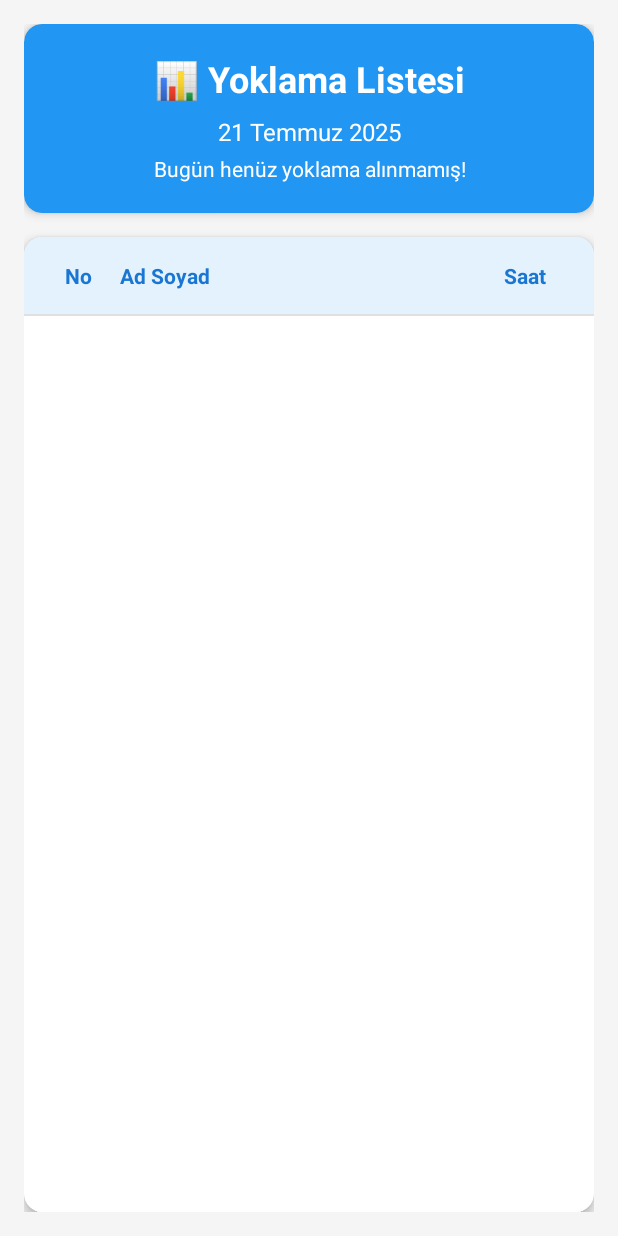
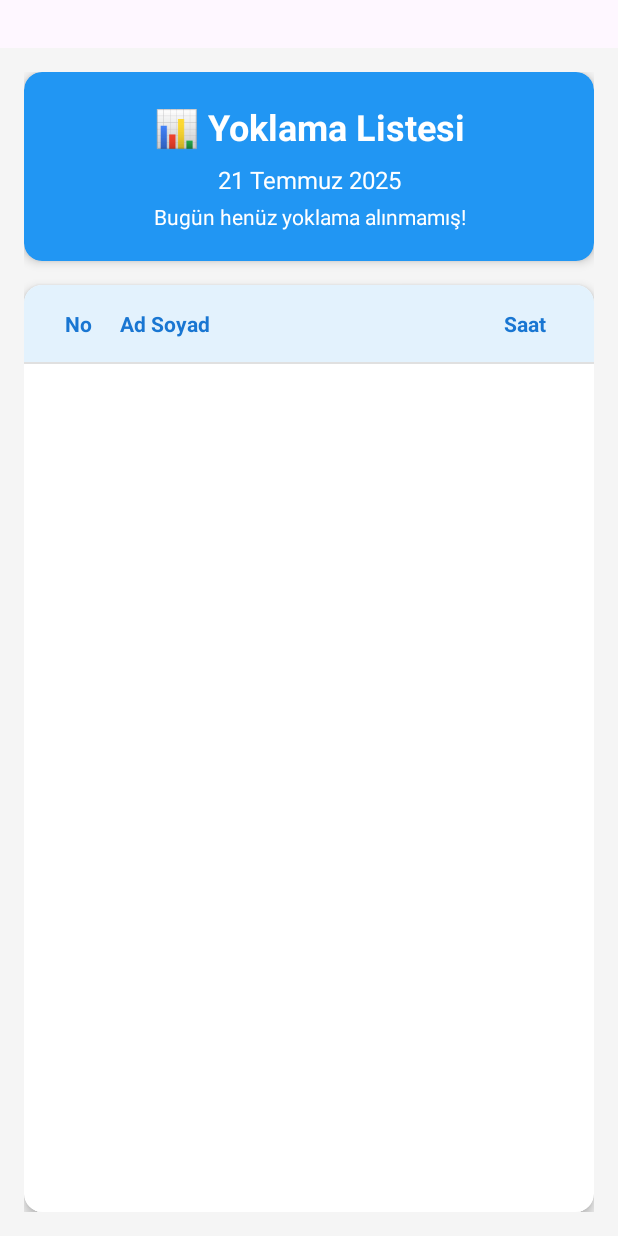
Before and after one commit to ariftuncerr/e-participant, an Android app: the YoklamaListActivity screen opened directly, with no data from a screen before it, on a phone screen of 412 x 824 dp. Run offline under Robolectric (Android 15) with nearby library versions, the light colour scheme and no system bars.

Commit message:
Screenshots added

```diff
--- a/app/src/main/res/layout/activity_home.xml
+++ b/app/src/main/res/layout/activity_home.xml
@@ -17,7 +17,7 @@
             android:id="@+id/imageView"
             android:layout_width="wrap_content"
             android:layout_height="wrap_content"
-            android:layout_marginTop="32dp"
+            android:layout_marginTop="64dp"
             android:scaleX="1.5"
             android:scaleY="1.5"
             app:layout_constraintEnd_toEndOf="parent"
--- a/app/src/main/res/layout/activity_takvim.xml
+++ b/app/src/main/res/layout/activity_takvim.xml
@@ -12,13 +12,13 @@
         android:id="@+id/titleText"
         android:layout_width="wrap_content"
         android:layout_height="wrap_content"
+        android:layout_marginTop="56dp"
         android:text="Yoklama Takvimi"
         android:textSize="24sp"
         android:textStyle="bold"
-        android:layout_marginBottom="24dp"
-        app:layout_constraintTop_toTopOf="parent"
+        app:layout_constraintEnd_toEndOf="parent"
         app:layout_constraintStart_toStartOf="parent"
-        app:layout_constraintEnd_toEndOf="parent" />
+        app:layout_constraintTop_toTopOf="parent" />
 
     <CalendarView
         android:id="@+id/calendarView"
--- a/app/src/main/res/layout/activity_yoklama_list.xml
+++ b/app/src/main/res/layout/activity_yoklama_list.xml
@@ -3,8 +3,9 @@
     xmlns:app="http://schemas.android.com/apk/res-auto"
     android:layout_width="match_parent"
     android:layout_height="match_parent"
+    android:layout_marginTop="32dp"
+    android:background="#F5F5F5"
     android:orientation="vertical"
-    android:background="#F5F5F5"
     android:padding="16dp">
 
     <!-- Header Card -->
@@ -12,9 +13,9 @@
         android:layout_width="match_parent"
         android:layout_height="wrap_content"
         android:layout_marginBottom="16dp"
+        app:cardBackgroundColor="#2196F3"
         app:cardCornerRadius="12dp"
-        app:cardElevation="4dp"
-        app:cardBackgroundColor="#2196F3">
+        app:cardElevation="4dp">
 
         <LinearLayout
             android:layout_width="match_parent"
@@ -25,31 +26,31 @@
             <TextView
                 android:layout_width="match_parent"
                 android:layout_height="wrap_content"
+                android:layout_marginBottom="8dp"
+                android:gravity="center"
                 android:text="📊 Yoklama Listesi"
+                android:textColor="@android:color/white"
                 android:textSize="24sp"
-                android:textStyle="bold"
-                android:textColor="@android:color/white"
-                android:gravity="center"
-                android:layout_marginBottom="8dp" />
+                android:textStyle="bold" />
 
             <TextView
                 android:id="@+id/stajyerDate"
                 android:layout_width="match_parent"
                 android:layout_height="wrap_content"
+                android:layout_marginBottom="4dp"
+                android:gravity="center"
                 android:text="Loading..."
-                android:textSize="16sp"
                 android:textColor="@android:color/white"
-                android:gravity="center"
-                android:layout_marginBottom="4dp" />
+                android:textSize="16sp" />
 
             <TextView
                 android:id="@+id/stajyerTotalCount"
                 android:layout_width="match_parent"
                 android:layout_height="wrap_content"
+                android:gravity="center"
                 android:text="Toplam: 0 kişi"
-                android:textSize="14sp"
                 android:textColor="@android:color/white"
-                android:gravity="center" />
+                android:textSize="14sp" />
 
         </LinearLayout>
 
@@ -60,9 +61,9 @@
         android:layout_width="match_parent"
         android:layout_height="0dp"
         android:layout_weight="1"
+        app:cardBackgroundColor="@android:color/white"
         app:cardCornerRadius="12dp"
-        app:cardElevation="4dp"
-        app:cardBackgroundColor="@android:color/white">
+        app:cardElevation="4dp">
 
         <LinearLayout
             android:layout_width="match_parent"
@@ -73,35 +74,35 @@
             <LinearLayout
                 android:layout_width="match_parent"
                 android:layout_height="wrap_content"
+                android:background="#E3F2FD"
                 android:orientation="horizontal"
-                android:padding="16dp"
-                android:background="#E3F2FD">
+                android:padding="16dp">
 
                 <TextView
                     android:layout_width="40dp"
                     android:layout_height="wrap_content"
+                    android:gravity="center"
                     android:text="No"
-                    android:textStyle="bold"
                     android:textColor="#1976D2"
-                    android:gravity="center" />
+                    android:textStyle="bold" />
 
                 <TextView
                     android:layout_width="0dp"
                     android:layout_height="wrap_content"
                     android:layout_weight="1"
+                    android:paddingStart="8dp"
+                    android:paddingEnd="8dp"
                     android:text="Ad Soyad"
-                    android:textStyle="bold"
                     android:textColor="#1976D2"
-                    android:paddingStart="8dp"
-                    android:paddingEnd="8dp" />
+                    android:textStyle="bold" />
 
                 <TextView
                     android:layout_width="60dp"
                     android:layout_height="wrap_content"
+                    android:gravity="center"
                     android:text="Saat"
-                    android:textStyle="bold"
                     android:textColor="#1976D2"
-                    android:gravity="center" />
+                    android:textStyle="bold" />
 
             </LinearLayout>
 
```
Also changed, not shown: app/src/main/res/layout/activity_gunluk_yoklama_list.xml (+7 -6 lines), app/src/main/res/layout/activity_yoklama_camera.xml (+12 -11 lines), app/src/main/res/layout/item_yoklama.xml (+7 -6 lines), 4 other files.
